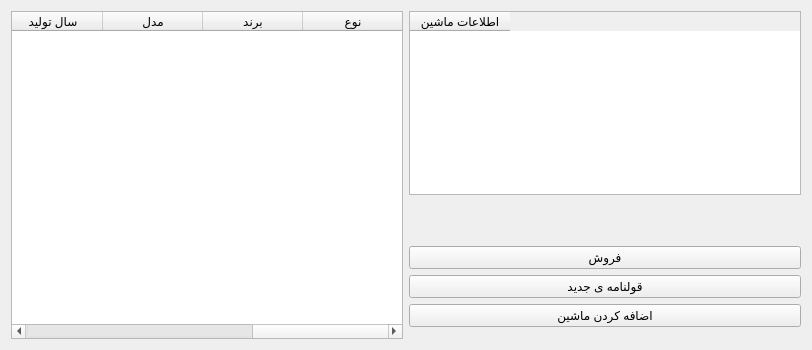
First picture: the form in CarExhibitionManagement/Page_Cars.ui, repository behruzsayyadi/AP98Project, before the edit.
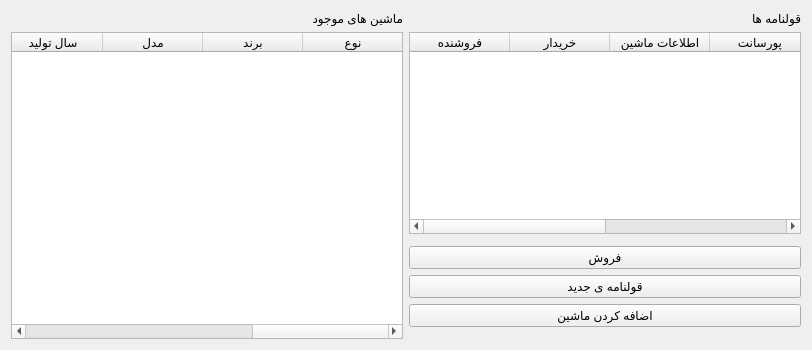
Second picture: the form after the edit.

Commit message: added memorandums table

```diff
--- a/CarExhibitionManagement/Page_Cars.ui
+++ b/CarExhibitionManagement/Page_Cars.ui
@@ -14,26 +14,16 @@
    <string>Form</string>
   </property>
   <layout class="QGridLayout" name="gridLayout">
-   <item row="5" column="2">
-    <widget class="QPushButton" name="pushButton_AddCar">
+   <item row="0" column="0">
+    <widget class="QLabel" name="label_Cars">
      <property name="text">
-      <string>اضافه کردن ماشین</string>
+      <string>ماشین های موجود</string>
+     </property>
+     <property name="buddy">
+      <cstring>tableWidget_Cars</cstring>
      </property>
     </widget>
    </item>
-   <item row="2" column="2">
-    <spacer name="verticalSpacer_top">
-     <property name="orientation">
-      <enum>Qt::Vertical</enum>
-     </property>
-     <property name="sizeHint" stdset="0">
-      <size>
-       <width>20</width>
-       <height>40</height>
-      </size>
-     </property>
-    </spacer>
-   </item>
    <item row="3" column="2">
     <widget class="QPushButton" name="pushButton">
      <property name="text">
@@ -41,6 +31,47 @@
      </property>
     </widget>
    </item>
+   <item row="1" column="2">
+    <widget class="QTableWidget" name="tableWidget_Memorandums">
+     <column>
+      <property name="text">
+       <string>فروشنده</string>
+      </property>
+     </column>
+     <column>
+      <property name="text">
+       <string>خریدار</string>
+      </property>
+     </column>
+     <column>
+      <property name="text">
+       <string>اطلاعات ماشین</string>
+      </property>
+     </column>
+     <column>
+      <property name="text">
+       <string>پورسانت</string>
+      </property>
+     </column>
+     <column>
+      <property name="text">
+       <string>زمان</string>
+      </property>
+     </column>
+     <column>
+      <property name="text">
+       <string>شماره سند</string>
+      </property>
+     </column>
+    </widget>
+   </item>
+   <item row="5" column="2">
+    <widget class="QPushButton" name="pushButton_AddCar">
+     <property name="text">
+      <string>اضافه کردن ماشین</string>
+     </property>
+    </widget>
+   </item>
    <item row="4" column="2">
     <widget class="QPushButton" name="pushButton_NewMemorandum">
      <property name="text">
@@ -48,16 +79,7 @@
      </property>
     </widget>
    </item>
-   <item row="0" column="2">
-    <widget class="QTableWidget" name="tableWidget">
-     <column>
-      <property name="text">
-       <string>اطلاعات ماشین</string>
-      </property>
-     </column>
-    </widget>
-   </item>
-   <item row="0" column="0" rowspan="8">
+   <item row="1" column="0" rowspan="7">
     <widget class="QTableWidget" name="tableWidget_Cars">
      <property name="layoutDirection">
       <enum>Qt::RightToLeft</enum>
@@ -113,6 +135,16 @@
      </column>
     </widget>
    </item>
+   <item row="0" column="2">
+    <widget class="QLabel" name="label_Memorandums">
+     <property name="text">
+      <string>قولنامه ها</string>
+     </property>
+     <property name="buddy">
+      <cstring>tableWidget_Memorandums</cstring>
+     </property>
+    </widget>
+   </item>
   </layout>
  </widget>
  <resources/>
```
The commit also changes 9 other files.
